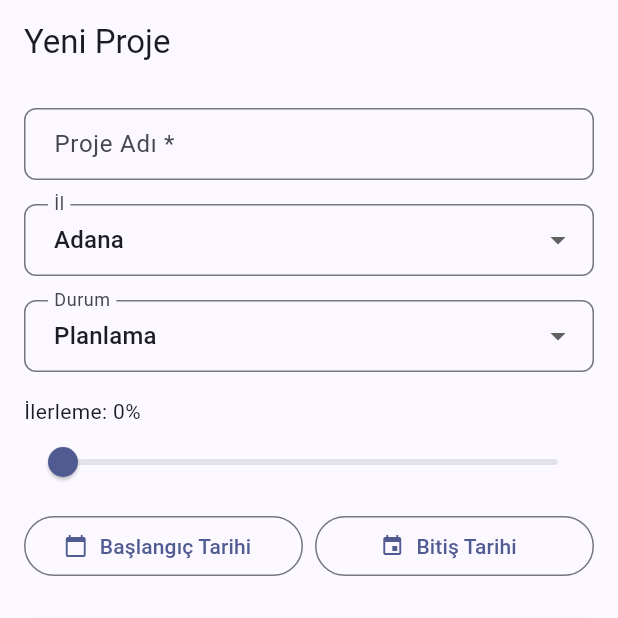
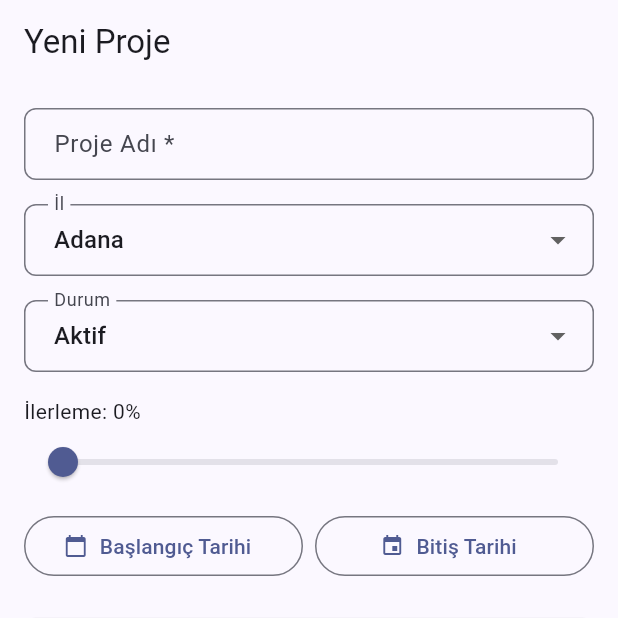
Before and after one commit to baycgecekahvesi/proje-haritasi, a Flutter app: the ProjectFormScreen screen opened by its route, on a phone screen of 412 x 824 dp, the top half of it. Run offline on Flutter 3.47's test engine with Material 3 defaults, Android fonts, the phone set to English and light mode, and no system bars; our stand-ins replace dio, flutter_secure_storage, flutter_svg, go_router; accounts and stored records are empty.

Commit message:
fix: Proje formu durum değerleri ve hata mesajı düzeltildi
Durum seçenekleri backend ile eşleştirildi (aktif/beklemede/tamamlandi/iptal).
Kaydetme başarısız olunca formda hata mesajı gösteriliyor.

Co-Authored-By: Claude Sonnet 4.6 <noreply@anthropic.com>

```diff
--- a/mobile/lib/features/projects/screens/project_form_screen.dart
+++ b/mobile/lib/features/projects/screens/project_form_screen.dart
@@ -20,10 +20,10 @@ const _turkishProvinces = [
 ];
 
 const _statusOptions = [
-  {'value': 'planning', 'label': 'Planlama'},
-  {'value': 'active', 'label': 'Aktif'},
-  {'value': 'completed', 'label': 'Tamamlandı'},
-  {'value': 'cancelled', 'label': 'İptal'},
+  {'value': 'aktif', 'label': 'Aktif'},
+  {'value': 'beklemede', 'label': 'Beklemede'},
+  {'value': 'tamamlandi', 'label': 'Tamamlandı'},
+  {'value': 'iptal', 'label': 'İptal'},
 ];
 
 class ProjectFormScreen extends StatefulWidget {
@@ -40,7 +40,7 @@ class _ProjectFormScreenState extends State<ProjectFormScreen> {
   final _formKey = GlobalKey<FormState>();
   final _nameController = TextEditingController();
   String _province = _turkishProvinces.first;
-  String _status = 'planning';
+  String _status = 'aktif';
   double _progress = 0;
   DateTime? _plannedStart;
   DateTime? _plannedEnd;
@@ -201,6 +201,16 @@ class _ProjectFormScreenState extends State<ProjectFormScreen> {
               ],
             ),
             const SizedBox(height: 24),
+            Consumer<ProjectsProvider>(
+              builder: (_, p, __) {
+                if (p.error == null) return const SizedBox.shrink();
+                return Padding(
+                  padding: const EdgeInsets.only(bottom: 12),
+                  child: Text(p.error!,
+                      style: TextStyle(color: Theme.of(context).colorScheme.error)),
+                );
+              },
+            ),
             ElevatedButton(
               onPressed: _loading ? null : _submit,
               child: _loading
```
